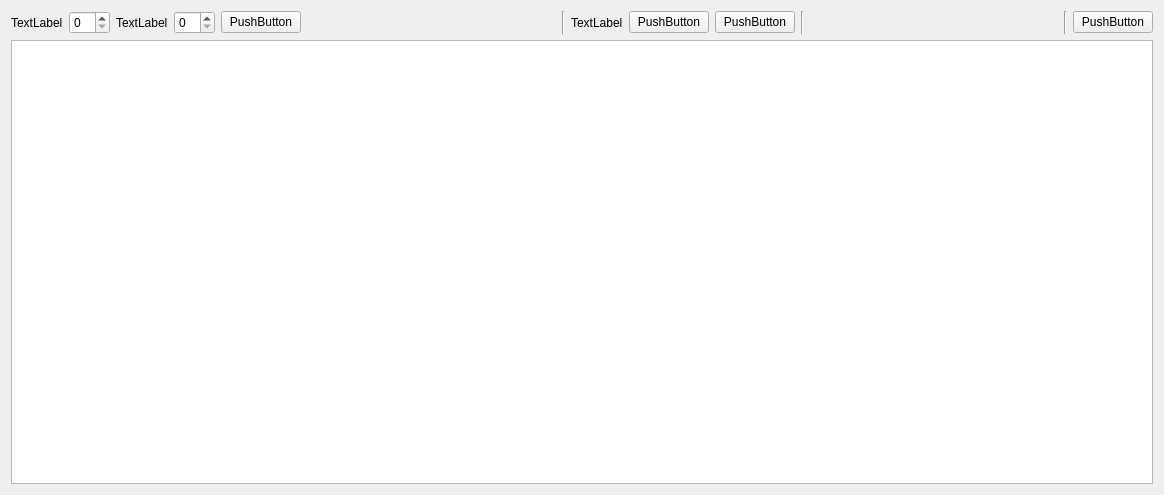
Old version of the form MainWindow.ui in the repository konserw/jobshop.
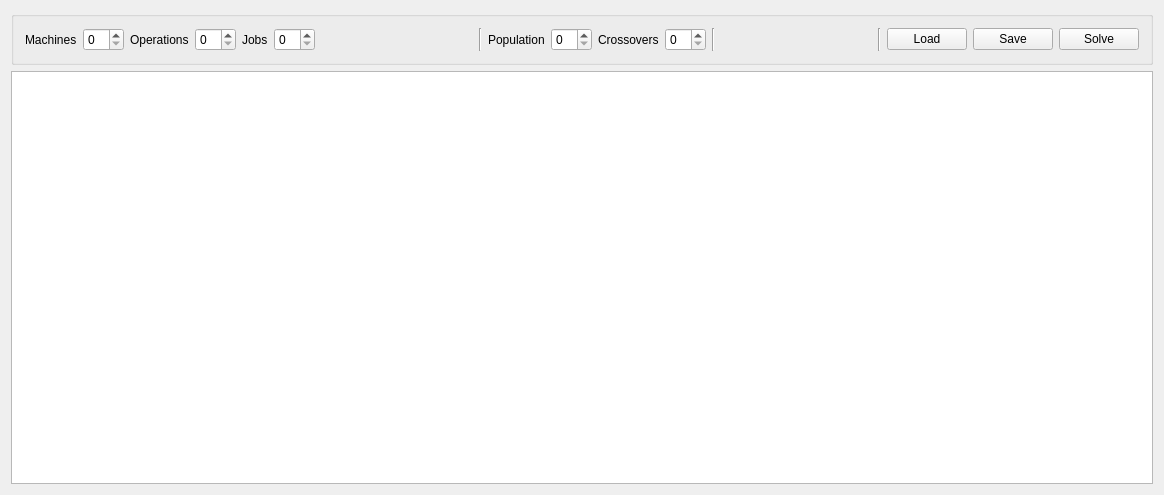
New version of the form.

Patch:
```diff
--- a/MainWindow.ui
+++ b/MainWindow.ui
@@ -16,11 +16,12 @@
   <widget class="QWidget" name="centralWidget">
    <layout class="QVBoxLayout" name="verticalLayout">
     <item>
+     <widget class="QGroupBox" name="groupBox">
      <layout class="QHBoxLayout" name="horizontalLayout">
       <item>
        <widget class="QLabel" name="label_machines">
         <property name="text">
-         <string>TextLabel</string>
+          <string>Machines</string>
         </property>
        </widget>
       </item>
@@ -30,7 +31,7 @@
       <item>
        <widget class="QLabel" name="label_rout">
         <property name="text">
-         <string>TextLabel</string>
+          <string>Operations</string>
         </property>
        </widget>
       </item>
@@ -38,12 +39,15 @@
        <widget class="QSpinBox" name="rout"/>
       </item>
       <item>
-       <widget class="QPushButton" name="more">
+        <widget class="QLabel" name="label_jobs">
         <property name="text">
-         <string>PushButton</string>
+          <string>Jobs</string>
         </property>
        </widget>
       </item>
+       <item>
+        <widget class="QSpinBox" name="spinBox_jobs"/>
+       </item>
       <item>
        <spacer name="horizontalSpacer_2">
         <property name="orientation">
@@ -67,24 +71,23 @@
       <item>
        <widget class="QLabel" name="labelDane">
         <property name="text">
-         <string>TextLabel</string>
+          <string>Population</string>
         </property>
        </widget>
       </item>
       <item>
-       <widget class="QPushButton" name="importButton">
-        <property name="text">
-         <string>PushButton</string>
-        </property>
-       </widget>
+        <widget class="QSpinBox" name="spinBox_population"/>
       </item>
       <item>
-       <widget class="QPushButton" name="exportButton">
+        <widget class="QLabel" name="label_crossovers">
         <property name="text">
-         <string>PushButton</string>
+          <string>Crossovers</string>
         </property>
        </widget>
       </item>
+       <item>
+        <widget class="QSpinBox" name="spinBox_crossovers"/>
+       </item>
       <item>
        <widget class="Line" name="line_2">
         <property name="orientation">
@@ -113,13 +116,28 @@
        </widget>
       </item>
       <item>
-       <widget class="QPushButton" name="solve">
+        <widget class="QPushButton" name="importButton">
         <property name="text">
-         <string>PushButton</string>
+          <string>Load</string>
+         </property>
+        </widget>
+       </item>
+       <item>
+        <widget class="QPushButton" name="exportButton">
+         <property name="text">
+          <string>Save</string>
+         </property>
+        </widget>
+       </item>
+       <item>
+        <widget class="QPushButton" name="solveButton">
+         <property name="text">
+          <string>Solve</string>
         </property>
        </widget>
       </item>
      </layout>
+     </widget>
     </item>
     <item>
      <widget class="QTableView" name="tableView"/>
```
Left out of the diff: 8 changed lines with no effect on the pictures. Lines whose indentation alone changed are shown as unchanged.
